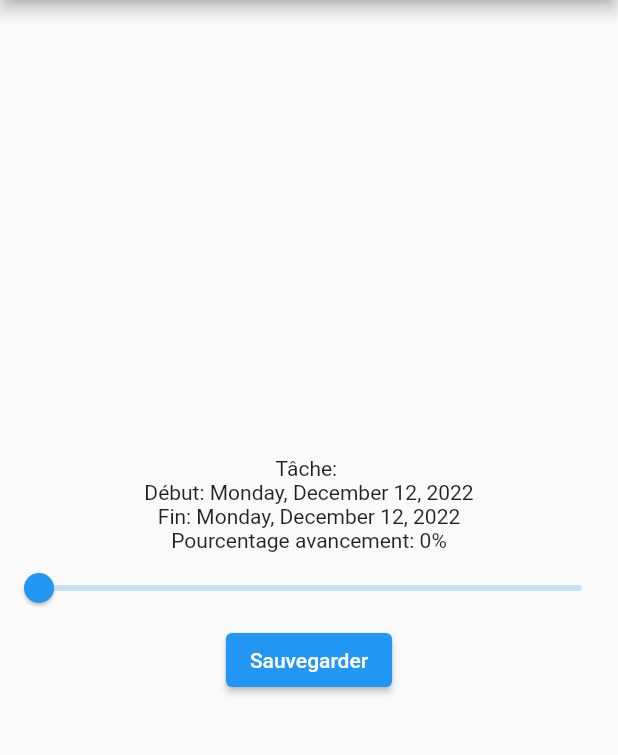
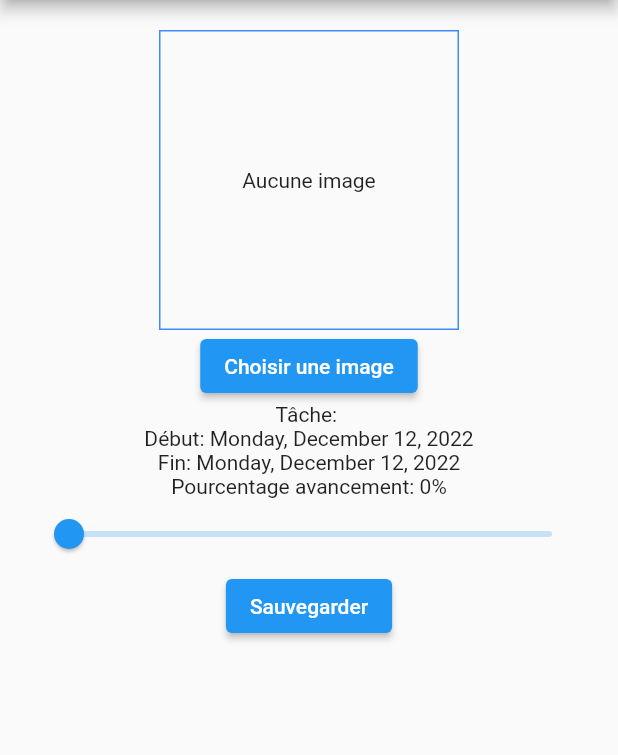
Before and after one commit to GhilesKo/A21-4205N6-KickMyFlutterFire-Kouaou, a Flutter app: the ConsultationScreen screen opened directly with empty values, on a phone screen of 412 x 824 dp, the part 84-839 px from its top. Run offline on Flutter 3.47's test engine with Material 2 defaults, Android fonts, the phone set to English and light mode, and no system bars; our stand-ins replace cloud_firestore, firebase_auth, firebase_core, firebase_storage, image_picker; missing offline and left inert: flutterfire_ui; accounts and stored records are empty; network calls fail.

Commit message:
FCT: Ajout d'une image dans le cloud storage et affiche celle-ci dans la page de consultation

```diff
--- a/lib/models/task.dart
+++ b/lib/models/task.dart
@@ -1,14 +1,16 @@
 import 'package:cloud_firestore/cloud_firestore.dart';
 import 'package:json_annotation/json_annotation.dart';
 import 'dart:developer';
+
 part 'task.g.dart';
 
 @JsonSerializable()
 class Task {
   String? id;
+  String userId;
+  String? photoUrl;
   String name;
   num pourcentageAvancement;
-  String userId;
   DateTime start;
   DateTime end;
 
@@ -22,16 +24,18 @@ class Task {
 
   Task.fromJson(Map<String, dynamic> json, String documentId)
       : id = documentId,
+        userId = json['userId'],
+        photoUrl = json['photoUrl'],
         name = json['name'],
         pourcentageAvancement = json['pourcentageAvancement'],
-        userId = json['userId'],
         start = (json['start']).toDate(),
         end = (json['end']).toDate();
 
   Map<String, dynamic> toJson() => {
         'name': name,
+        'userId': userId,
+        'photoUrl': photoUrl,
         'pourcentageAvancement': pourcentageAvancement,
-        'userId': userId,
         'start': start,
         'end': end,
       };
--- a/lib/screens/consultation.dart
+++ b/lib/screens/consultation.dart
@@ -1,6 +1,12 @@
+import 'dart:io';
+
+import 'package:firebase_core/firebase_core.dart';
+import 'package:firebase_storage/firebase_storage.dart' as cloud_storage;
 import 'package:flutter/material.dart';
+import 'package:flutter/services.dart';
 import 'package:ghiles_flutter_fire_tp/services/firestore.dart';
 import 'package:ghiles_flutter_fire_tp/shared/widgets/CustomDrawer.dart';
+import 'package:image_picker/image_picker.dart';
 import 'package:intl/intl.dart';
 
 import '../models/task.dart';
@@ -14,6 +20,20 @@ class ConsultationScreen extends StatefulWidget {
 }
 
 class _ConsultationScreenState extends State<ConsultationScreen> {
+  File? image;
+
+  Future pickImage() async {
+    try {
+      final image = await ImagePicker().pickImage(source: ImageSource.camera);
+      if (image == null) {
+        return setState(() => this.image = null);
+      }
+      setState(() => this.image = File(image.path));
+    } on PlatformException catch (e) {
+      print('Failed to pick image: $e');
+    }
+  }
+
   @override
   Widget build(BuildContext context) {
     return Scaffold(
@@ -22,12 +42,23 @@ class _ConsultationScreenState extends State<ConsultationScreen> {
         title: const Text('Consultation'),
       ),
       body: Center(
+        child: Padding(
+          padding: const EdgeInsets.all(20.0),
           child: Column(
-          mainAxisAlignment: MainAxisAlignment.center,
+            mainAxisAlignment: MainAxisAlignment.start,
             crossAxisAlignment: CrossAxisAlignment.center,
             children: [
+              Container(
+                  width: 200,
+                  height: 200,
+                  decoration: BoxDecoration(
+                      border: Border.all(color: Colors.blueAccent)),
+                  child: displayImageWidget(widget.task)),
+              ElevatedButton(
+                  onPressed: pickImage, child: const Text('Choisir une image')),
               Text('Tâche: ${widget.task.name}'),
-            Text('Début: ${DateFormat.yMMMMEEEEd().format(widget.task.start)}'),
+              Text(
+                  'Début: ${DateFormat.yMMMMEEEEd().format(widget.task.start)}'),
               Text('Fin: ${DateFormat.yMMMMEEEEd().format(widget.task.start)}'),
               Text(
                   'Pourcentage avancement: ${widget.task.pourcentageAvancement.round()}%'),
@@ -45,9 +76,47 @@ class _ConsultationScreenState extends State<ConsultationScreen> {
                   });
                 },
               ),
-            ElevatedButton(
-              child: Text('Sauvegarder'),
-              onPressed: () {
+              ElevatedButton(child: Text('Sauvegarder'), onPressed: SaveTask)
+            ],
+          ),
+        ),
+      ),
+    );
+  }
+
+  Widget displayImageWidget(Task task) {
+    if (image == null) {
+      return task.photoUrl == null
+          ? const Center(child: Text('Aucune image'))
+          : Image.network(
+              task.photoUrl!,
+              fit: BoxFit.cover,
+            );
+    }
+    return Image.file(image!);
+  }
+
+  SaveTask() async {
+    //Check if a new image was selected
+    if (image != null) {
+
+      //get the image ref (using the task unique id)
+      final storageImageRef = cloud_storage.FirebaseStorage.instance.ref('${widget.task.id}');
+
+
+      // upload the file  to cloud storage
+      try {
+        await storageImageRef.putFile(image!);
+        //if successful, update the task's photoURL to the new uploaded image
+        widget.task.photoUrl = await storageImageRef.getDownloadURL();
+      } on FirebaseException catch (e) {
+        ScaffoldMessenger.of(context).showSnackBar(SnackBar(
+          content: Text('Erreur: ${e.message}'),
+        ));
+      }
+    }
+
+    // just save the updated task
     print(widget.task.toString());
     DataRepository.updateTask(widget.task).then((value) {
       print('SUCCESSFULLY UPDATED TASK ${widget.task.id}');
@@ -55,14 +124,8 @@ class _ConsultationScreenState extends State<ConsultationScreen> {
     }).catchError((err) {
       print('ERROR UPDATING TASK ${widget.task.id}');
       ScaffoldMessenger.of(context).showSnackBar(SnackBar(
-                    content: Text('Erreur: ${err}'),
+        content: Text('Erreur: $err'),
       ));
     });
-              },
-            )
-          ],
-        ),
-      ),
-    );
   }
 }
--- a/lib/screens/creation.dart
+++ b/lib/screens/creation.dart
@@ -13,6 +13,7 @@ class CreationScreen extends StatefulWidget {
 }
 
 class _CreationScreenState extends State<CreationScreen> {
+
   DateTime? endDate;
   final TextEditingController _taskNameController = TextEditingController();
   final TextEditingController _endDateController = TextEditingController();
@@ -77,7 +78,7 @@ class _CreationScreenState extends State<CreationScreen> {
                       // Show Date Picker Here
                       await _selectDate(context);
 
-                      //setState(() {});
+
                     },
                   ),
                   ElevatedButton(
--- a/pubspec.yaml
+++ b/pubspec.yaml
@@ -43,6 +43,8 @@ dependencies:
   json_annotation: ^4.7.0
   json_serializable: ^6.5.4
   intl: ^0.17.0
+  firebase_storage: ^11.0.7
+  image_picker: ^0.8.6
 
 dev_dependencies:
   flutter_test:
```
Also changed, not shown: lib/screens/home.dart (+3 -12 lines), flutter_01.png (added), flutter_02.png (added), flutter_03.png (added), pubspec.lock. Lines whose indentation alone changed are shown as unchanged.
